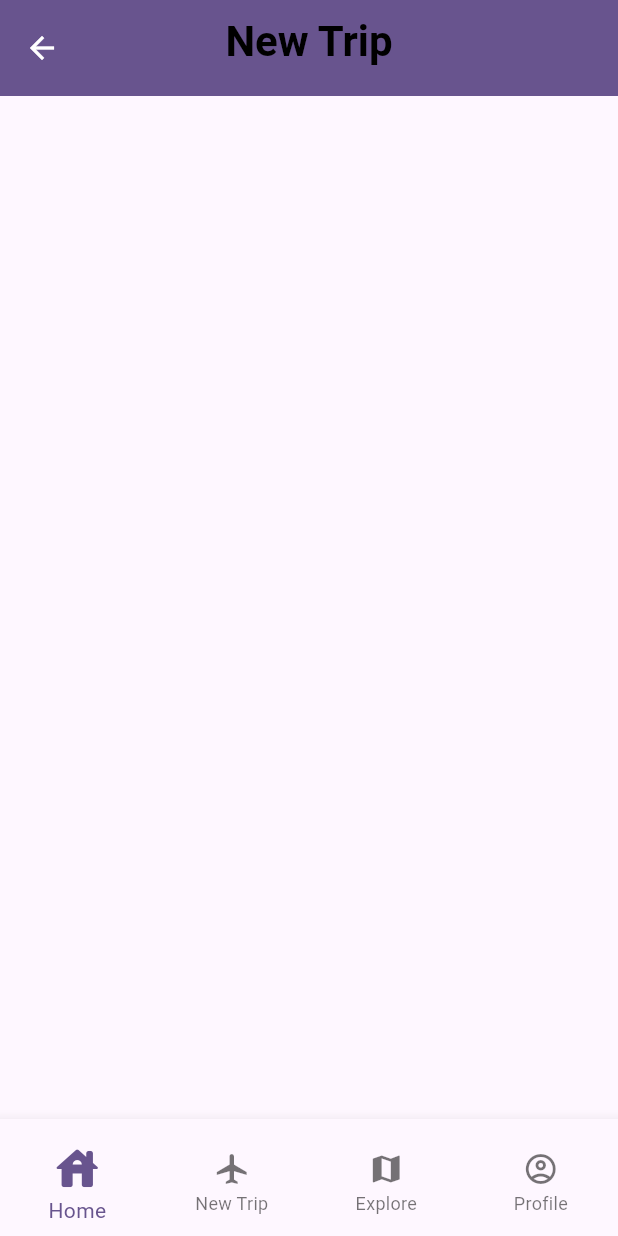
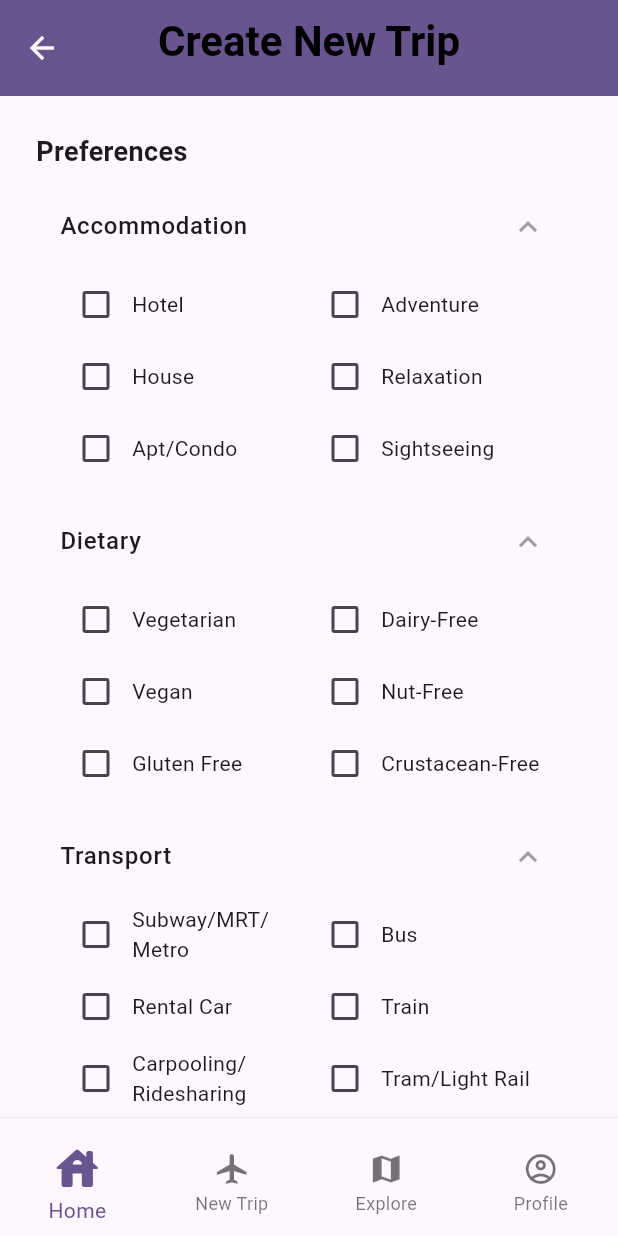
Before and after one commit to MomPansy/reverse-proxy, a Flutter app: the CreateTripPage screen opened by its route, on a phone screen of 412 x 824 dp. Run offline on Flutter 3.47's test engine with Material 3 defaults, Android fonts, the light colour scheme and no system bars; our stand-ins replace firebase_auth, firebase_core, go_router, google_fonts, google_sign_in; accounts and stored records are empty.

Commit message:
Created create_trip_page.dart and components

```diff
--- /dev/null
+++ b/lib/Components/checkbox_option.dart
@@ -0,0 +1,29 @@
+import 'package:flutter/material.dart';
+
+class CheckboxOption extends StatelessWidget {
+  const CheckboxOption({
+    super.key,
+    required this.option,
+    required this.isChecked,
+    required this.onChange,
+  });
+
+  final String option;
+  final bool isChecked;
+  final Function(bool?) onChange;
+
+  @override
+  Widget build(BuildContext context) {
+    return Row(
+      children: [
+        Checkbox(
+          value: isChecked,
+          onChanged: onChange,
+        ),
+        Expanded(
+          child: Text(option),
+        ),
+      ],
+    );
+  }
+}
--- /dev/null
+++ b/lib/Components/create_trip_form.dart
@@ -0,0 +1,142 @@
+import 'package:flutter/material.dart';
+import '../Constants/form_options.dart';
+import 'expandable_section.dart';
+
+class CreateTripForm extends StatefulWidget {
+  const CreateTripForm({super.key});
+
+  @override
+  State<CreateTripForm> createState() => _CreateTripFormState();
+}
+
+class _CreateTripFormState extends State<CreateTripForm> {
+  final TextEditingController _notesController = TextEditingController();
+  bool _isAccommodationExpanded = true;
+  bool _isDietaryExpanded = true;
+  bool _isTransportExpanded = true;
+  bool _isActivitiesExpanded = true;
+
+  final Map<String, bool> _accommodationOptions = accommodationOptions;
+  final Map<String, bool> _dietaryOptions = dietaryOptions;
+  final Map<String, bool> _transportOptions = transportOptions;
+  final Map<String, bool> _activitiesOptions = activitiesOptions;
+
+  @override
+  void dispose() {
+    _notesController.dispose();
+    super.dispose();
+  }
+
+  void _updateOption(
+    Map<String, bool> options,
+    String option,
+    bool value,
+  ) {
+    setState(() {
+      options[option] = value;
+    });
+  }
+
+  void _onSubmit() {}
+
+  @override
+  Widget build(BuildContext context) {
+    return SingleChildScrollView(
+      child: Padding(
+        padding: const EdgeInsets.all(16.0),
+        child: Column(
+          crossAxisAlignment: CrossAxisAlignment.start,
+          children: [
+            const Text(
+              'Preferences',
+              style: TextStyle(
+                fontSize: 18,
+                fontWeight: FontWeight.bold,
+              ),
+            ),
+            const SizedBox(height: 8),
+            Column(
+              children: [
+                ExpandableSection(
+                  title: 'Accommodation',
+                  isExpanded: _isAccommodationExpanded,
+                  onExpansionChanged: (isExpanded) {
+                    setState(() {
+                      _isAccommodationExpanded = isExpanded;
+                    });
+                  },
+                  options: _accommodationOptions,
+                  onOptionChanged: (option, value) =>
+                      _updateOption(_accommodationOptions, option, value),
+                  columnCount: 2,
+                ),
+                ExpandableSection(
+                  title: 'Dietary',
+                  isExpanded: _isDietaryExpanded,
+                  onExpansionChanged: (isExpanded) {
+                    setState(() {
+                      _isDietaryExpanded = isExpanded;
+                    });
+                  },
+                  options: _dietaryOptions,
+                  onOptionChanged: (option, value) =>
+                      _updateOption(_dietaryOptions, option, value),
+                  columnCount: 2,
+                ),
+                ExpandableSection(
+                  title: 'Transport',
+                  isExpanded: _isTransportExpanded,
+                  onExpansionChanged: (isExpanded) {
+                    setState(() {
+                      _isTransportExpanded = isExpanded;
+                    });
+                  },
+                  options: _transportOptions,
+                  onOptionChanged: (option, value) =>
+                      _updateOption(_transportOptions, option, value),
+                  columnCount: 2,
+                ),
+                ExpandableSection(
+                  title: 'Activities',
+                  isExpanded: _isActivitiesExpanded,
+                  onExpansionChanged: (isExpanded) {
+                    setState(() {
+                      _isActivitiesExpanded = isExpanded;
+                    });
+                  },
+                  options: _activitiesOptions,
+                  onOptionChanged: (option, value) =>
+                      _updateOption(_activitiesOptions, option, value),
+                  columnCount: 2,
+                ),
+              ],
+            ),
+            const SizedBox(height: 16),
+            TextField(
+              controller: _notesController,
+              decoration: const InputDecoration(
+                hintText: 'Additional Notes',
+                border: OutlineInputBorder(),
+                filled: true,
+                fillColor: Colors.white,
+              ),
+              maxLines: 3,
+            ),
+            const SizedBox(height: 16),
+            Center(
+              child: ElevatedButton(
+                onPressed: () => _onSubmit(),
+                style: ElevatedButton.styleFrom(
+                  shape: const CircleBorder(),
+                  padding: const EdgeInsets.all(16),
+                  backgroundColor: Colors.deepPurple,
+                ),
+                child: const Icon(Icons.settings, color: Colors.white),
+              ),
+            ),
+          ],
+        ),
+      ),
+    );
+  }
+}
--- /dev/null
+++ b/lib/Components/expandable_section.dart
@@ -0,0 +1,79 @@
+import 'package:flutter/material.dart';
+import 'checkbox_option.dart';
+
+class ExpandableSection extends StatelessWidget {
+  const ExpandableSection({
+    super.key,
+    required this.title,
+    required this.isExpanded,
+    required this.onExpansionChanged,
+    required this.options,
+    required this.onOptionChanged,
+    required this.columnCount,
+  });
+
+  final String title;
+  final bool isExpanded;
+  final Function(bool) onExpansionChanged;
+  final Map<String, bool> options;
+  final Function(String, bool) onOptionChanged;
+  final int columnCount;
+
+  @override
+  Widget build(BuildContext context) {
+    final optionsList = options.keys.toList();
+    final int itemsPerColumn = (optionsList.length / columnCount).ceil();
+
+    return Theme(
+      data: Theme.of(context).copyWith(dividerColor: Colors.transparent),
+      child: ExpansionTile(
+        title: Text(
+          title,
+          style: const TextStyle(
+            fontSize: 16,
+            fontWeight: FontWeight.w500,
+          ),
+        ),
+        trailing: Icon(
+          isExpanded ? Icons.keyboard_arrow_up : Icons.keyboard_arrow_down,
+          color: Colors.grey,
+        ),
+        initiallyExpanded: isExpanded,
+        onExpansionChanged: onExpansionChanged,
+        children: [
+          Padding(
+            padding: const EdgeInsets.symmetric(horizontal: 16.0),
+            child: Row(
+              crossAxisAlignment: CrossAxisAlignment.start,
+              children: List.generate(columnCount, (columnIndex) {
+                final startIndex = columnIndex * itemsPerColumn;
+                final endIndex = (columnIndex + 1) * itemsPerColumn;
+                final columnOptions = optionsList
+                    .sublist(startIndex,
+                    endIndex > optionsList.length ? optionsList.length : endIndex);
+
+                return Expanded(
+                  child: Column(
+                    crossAxisAlignment: CrossAxisAlignment.start,
+                    children: columnOptions.map((option) {
+                      return CheckboxOption(
+                        option: option,
+                        isChecked: options[option] ?? false,
+                        onChange: (value) {
+                          if (value != null) {
+                            onOptionChanged(option, value);
+                          }
+                        },
+                      );
+                    }).toList(),
+                  ),
+                );
+              }),
+            ),
+          ),
+          const SizedBox(height: 8),
+        ],
+      ),
+    );
+  }
+}
--- /dev/null
+++ b/lib/Constants/form_options.dart
@@ -0,0 +1,30 @@
+Map<String, bool> accommodationOptions = {
+  'Hotel': false,
+  'House': false,
+  'Apt/Condo': false,
+  'Adventure': false,
+  'Relaxation': false,
+  'Sightseeing': false,
+};
+
+Map<String, bool> dietaryOptions = {
+  'Vegetarian': false,
+  'Vegan': false,
+  'Gluten Free': false,
+  'Dairy-Free': false,
+  'Nut-Free': false,
+  'Crustacean-Free': false,
+};
+
+Map<String, bool> transportOptions = {
+  'Subway/MRT/Metro': false,
+  'Rental Car': false,
+  'Carpooling/Ridesharing': false,
+  'Non-Motorized Transport': false,
+  'Bus': false,
+  'Train': false,
+  'Tram/Light Rail': false,
+  'Ferry/Boat': false,
+};
+
+Map<String, bool> activitiesOptions = {};
--- a/lib/pages/create_trip_page.dart
+++ b/lib/pages/create_trip_page.dart
@@ -1,6 +1,8 @@
 import 'package:askngo/Components/bottom_nav_bar.dart';
 import 'package:askngo/Components/top_bar.dart';
 import 'package:flutter/material.dart';
+
+import '../Components/create_trip_form.dart';
 
 class CreateTripPage extends StatelessWidget{
   const CreateTripPage({super.key});
@@ -10,7 +12,7 @@ class CreateTripPage extends StatelessWidget{
   Widget build(BuildContext context) {
     return SafeArea(
       child: Scaffold(
-        appBar: TopBar(hasBackButton: true, title: 'New Trip',),
+        appBar: TopBar(hasBackButton: true, title: 'Create New Trip',),
         bottomNavigationBar: BottomNavBar(),
         body: Padding(
           padding: const EdgeInsets.all(8),
@@ -18,7 +20,7 @@ class CreateTripPage extends StatelessWidget{
             child: Column(
               mainAxisAlignment: MainAxisAlignment.center,
               children: <Widget>[
-                Container()
+                CreateTripForm(),
               ],
             ),
           ),
```
